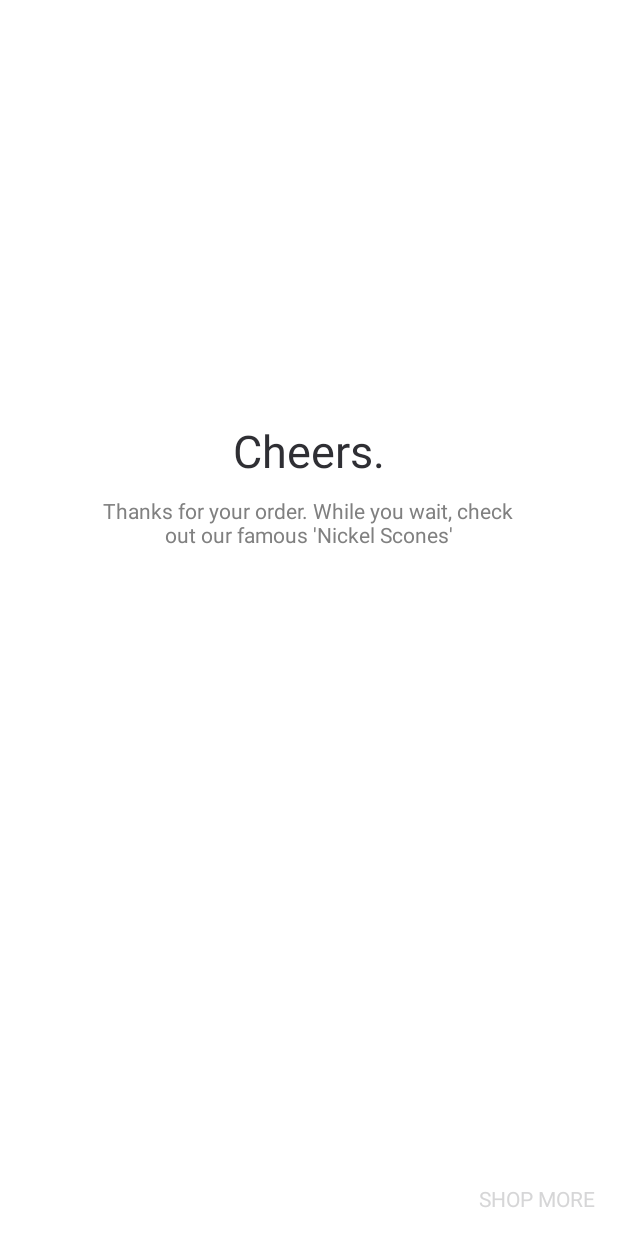
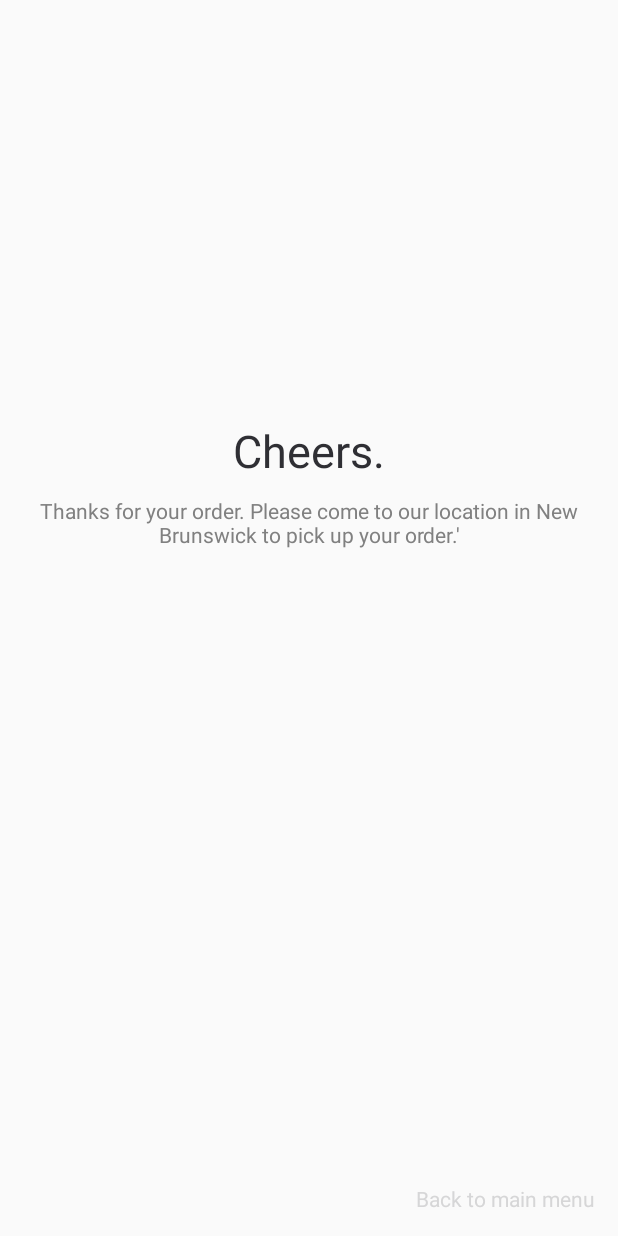
Before and after one commit to davidvee7/Tacoria, an Android app: the ThankYouActivity screen opened directly, with no data from a screen before it, on a phone screen of 412 x 824 dp. Run offline under Robolectric (Android 15) with nearby library versions, the light colour scheme and no system bars; libraries missing offline, so code that uses them is left out: com.simplify.android.

Commit message:
thankyou completed

```diff
--- a/app/src/main/java/com/davidvinegar/tacoria/Activities/ThankYouActivity.java
+++ b/app/src/main/java/com/davidvinegar/tacoria/Activities/ThankYouActivity.java
@@ -1,6 +1,7 @@
 package com.davidvinegar.tacoria.Activities;
 
 import android.app.Activity;
+import android.content.Intent;
 import android.os.Bundle;
 import android.view.View;
 import android.widget.ViewFlipper;
@@ -27,7 +28,9 @@ public class ThankYouActivity extends Activity {
         findViewById(R.id.text_shop_more).setOnClickListener(new View.OnClickListener() {
             @Override
             public void onClick(View v) {
-                finish();
+                Intent intent = new Intent(getApplicationContext(),MainActivity.class);
+                startActivity(intent);
+
             }
         });
         findViewById(R.id.text_try_again).setOnClickListener(new View.OnClickListener() {
--- a/app/src/main/res/layout/activity_thankyou.xml
+++ b/app/src/main/res/layout/activity_thankyou.xml
@@ -9,7 +9,7 @@
     <RelativeLayout
         android:layout_width="match_parent"
         android:layout_height="match_parent"
-        android:background="@android:color/white">
+        >
 
 
 
@@ -32,7 +32,7 @@
                 android:layout_width="wrap_content"
                 android:layout_height="wrap_content"
                 android:gravity="center"
-                android:text="Thanks for your order. While you wait, check\nout our famous 'Nickel Scones'"
+                android:text="Thanks for your order. Please come to our location in New Brunswick to pick up your order.'"
                 android:textColor="#808080"/>
 
 
@@ -47,7 +47,7 @@
             android:layout_alignParentEnd="true"
             android:layout_alignParentRight="true"
             android:padding="15dp"
-            android:text="SHOP MORE"
+            android:text="Back to main menu"
             android:textColor="@color/common_plus_signin_btn_text_light"/>
 
     </RelativeLayout>
```
